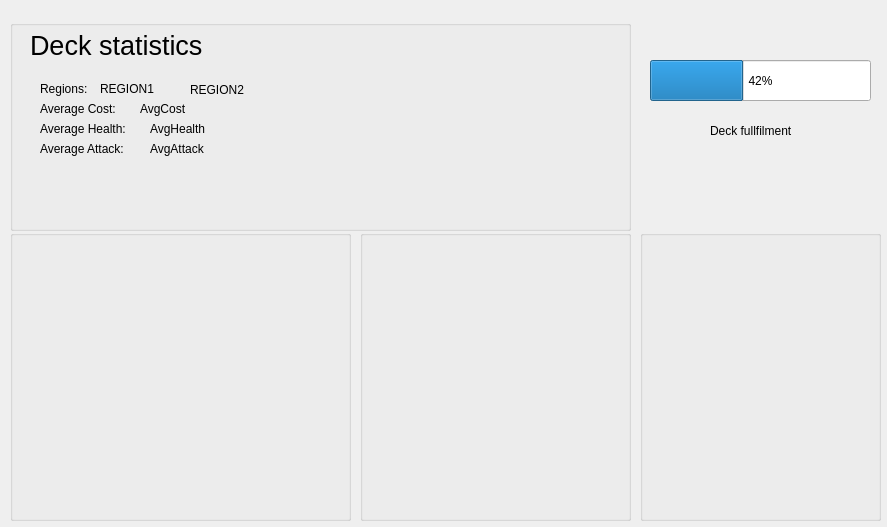
The window that deckwindow.ui (marcinwozniak0/BakcylProgramowania_2020) describes before a commit, drawn with Qt 5.
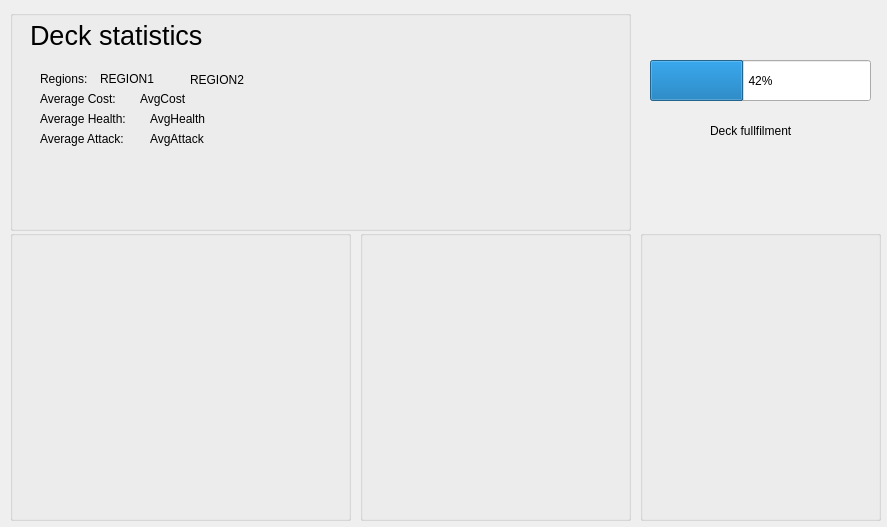
The same window after the commit.

Commit message:
Chart Improvements, basics for getting card type data for the chart.
For now the chart doesnt work yet, because we couldn't retrieve the type
in any way.
Also removed that accidental database.sql, which was an empty file.

```diff
--- a/deckwindow.ui
+++ b/deckwindow.ui
@@ -33,9 +33,9 @@
    <property name="geometry">
     <rect>
      <x>10</x>
-     <y>20</y>
+     <y>10</y>
      <width>621</width>
-     <height>211</height>
+     <height>221</height>
     </rect>
    </property>
    <property name="title">
```
The commit also changes 2 other files.
